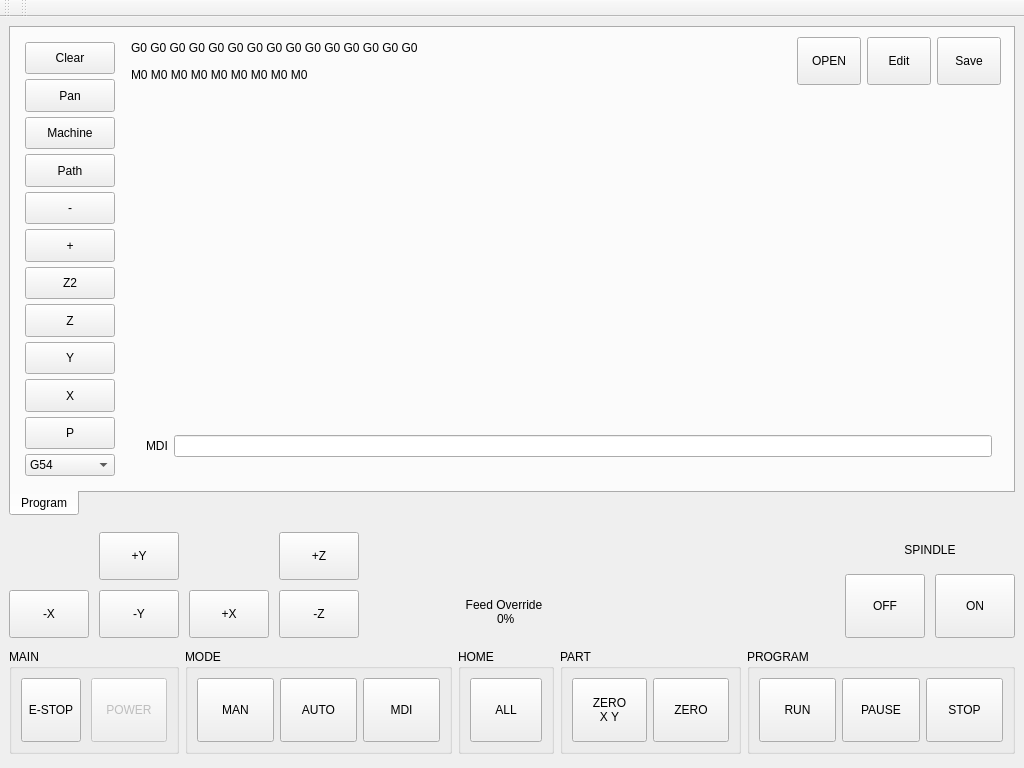
Old version of the form tnc/ui/window.ui in the repository kcjengr/turbonc.
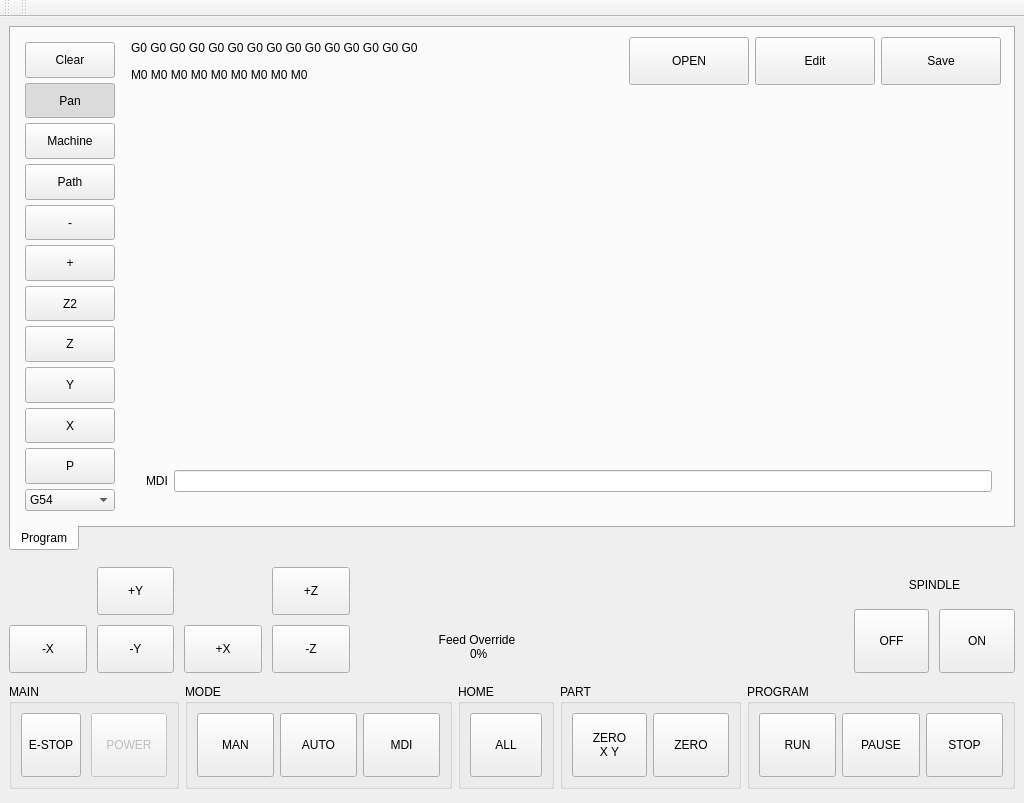
New version of the form. Icons and pictures are not drawn. Custom widgets are drawn as their Qt base class.

```diff
--- a/tnc/ui/window.ui
+++ b/tnc/ui/window.ui
@@ -7,7 +7,7 @@
     <x>0</x>
     <y>0</y>
     <width>1024</width>
-    <height>768</height>
+    <height>803</height>
    </rect>
   </property>
   <property name="minimumSize">
@@ -119,7 +119,10 @@
                 <string>Pan</string>
                </property>
                <property name="checkable">
-                <bool>false</bool>
+                <bool>true</bool>
+               </property>
+               <property name="checked">
+                <bool>true</bool>
                </property>
               </widget>
              </item>
@@ -463,7 +466,7 @@
                 <item>
                  <widget class="DialogButton" name="open_dbutton">
                   <property name="sizePolicy">
-                   <sizepolicy hsizetype="Fixed" vsizetype="Fixed">
+                   <sizepolicy hsizetype="Maximum" vsizetype="Fixed">
                     <horstretch>0</horstretch>
                     <verstretch>0</verstretch>
                    </sizepolicy>
@@ -476,8 +479,8 @@
                   </property>
                   <property name="maximumSize">
                    <size>
-                    <width>64</width>
-                    <height>48</height>
+                    <width>120</width>
+                    <height>52</height>
                    </size>
                   </property>
                   <property name="text">
@@ -504,8 +507,8 @@
                   </property>
                   <property name="maximumSize">
                    <size>
-                    <width>64</width>
-                    <height>48</height>
+                    <width>120</width>
+                    <height>52</height>
                    </size>
                   </property>
                   <property name="text">
@@ -532,8 +535,8 @@
                   </property>
                   <property name="maximumSize">
                    <size>
-                    <width>64</width>
-                    <height>48</height>
+                    <width>120</width>
+                    <height>52</height>
                    </size>
                   </property>
                   <property name="text">
@@ -600,7 +603,19 @@
                 <item>
                  <layout class="QVBoxLayout" name="verticalLayout_8">
                   <item>
-                   <widget class="GcodeEditor" name="gcodeeditor"/>
+                   <widget class="GcodeEditor" name="gcodeeditor">
+                    <property name="font">
+                     <font>
+                      <family>Monospace</family>
+                      <pointsize>12</pointsize>
+                      <weight>75</weight>
+                      <bold>true</bold>
+                     </font>
+                    </property>
+                    <property name="is_editor" stdset="0">
+                     <bool>false</bool>
+                    </property>
+                   </widget>
                   </item>
                   <item>
                    <layout class="QHBoxLayout" name="horizontalLayout_13">
@@ -805,14 +820,14 @@
           </property>
           <property name="minimumSize">
            <size>
-            <width>100</width>
-            <height>40</height>
+            <width>180</width>
+            <height>50</height>
            </size>
           </property>
           <property name="maximumSize">
            <size>
-            <width>120</width>
-            <height>48</height>
+            <width>185</width>
+            <height>50</height>
            </size>
           </property>
           <property name="alignment">
@@ -826,20 +841,20 @@
         <item>
          <widget class="StatusLabel" name="feedover_slabel">
           <property name="sizePolicy">
-           <sizepolicy hsizetype="Fixed" vsizetype="Fixed">
+           <sizepolicy hsizetype="Maximum" vsizetype="Fixed">
             <horstretch>0</horstretch>
             <verstretch>0</verstretch>
            </sizepolicy>
           </property>
           <property name="minimumSize">
            <size>
-            <width>0</width>
+            <width>180</width>
             <height>40</height>
            </size>
           </property>
           <property name="maximumSize">
            <size>
-            <width>120</width>
+            <width>185</width>
             <height>48</height>
            </size>
           </property>
@@ -882,21 +897,21 @@
       <item>
        <widget class="StatusLabel" name="statuslabel_2">
         <property name="sizePolicy">
-         <sizepolicy hsizetype="Fixed" vsizetype="Fixed">
+         <sizepolicy hsizetype="Maximum" vsizetype="Maximum">
           <horstretch>0</horstretch>
           <verstretch>0</verstretch>
          </sizepolicy>
         </property>
         <property name="minimumSize">
          <size>
-          <width>100</width>
-          <height>40</height>
+          <width>214</width>
+          <height>60</height>
          </size>
         </property>
         <property name="maximumSize">
          <size>
-          <width>120</width>
-          <height>48</height>
+          <width>250</width>
+          <height>120</height>
          </size>
         </property>
         <property name="alignment">
```
